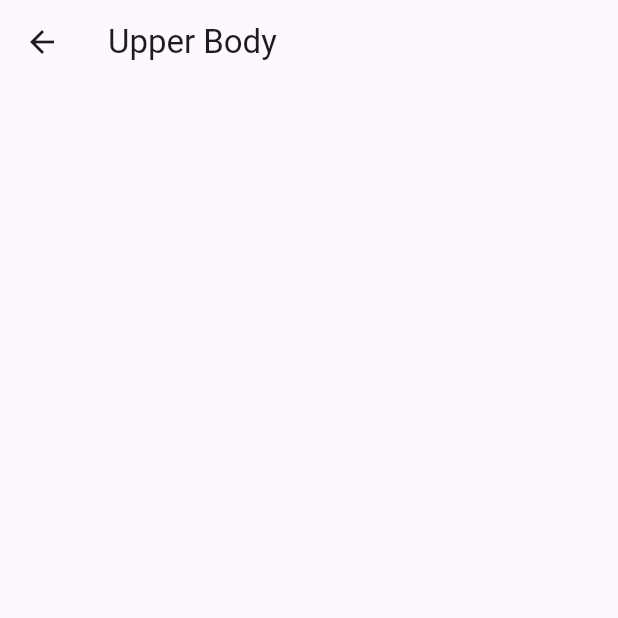
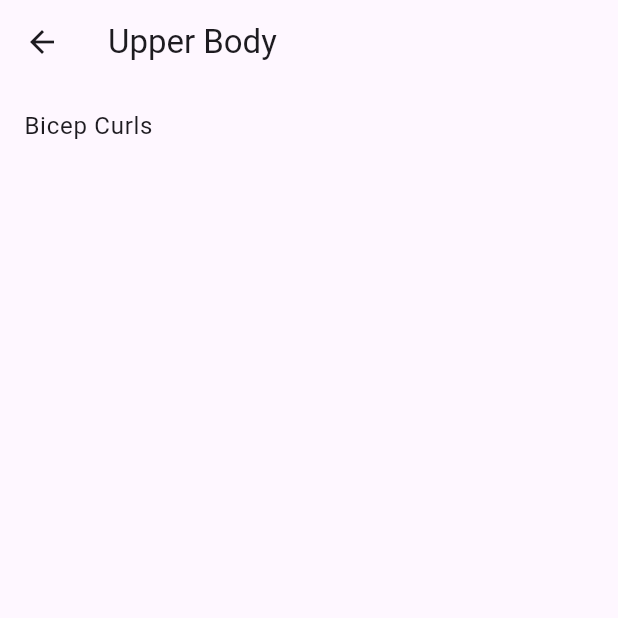
Before and after one commit to Rizz-33/FOSSA, a Flutter app: the screen it shows after launch, after a tap on the "arrow forward" icon, on a phone screen of 412 x 824 dp, the top half of it. Run offline on Flutter 3.47's test engine with Material 3 defaults, Android fonts, the phone set to English and light mode, and no system bars; our stand-ins replace google_fonts.

Commit message:
modify: workout page

```diff
--- a/lib/pages/workout_page.dart
+++ b/lib/pages/workout_page.dart
@@ -16,6 +16,12 @@ class _WorkoutPageState extends State<WorkoutPage> {
     return Consumer<WorkoutData>(
       builder: (context, value, child) => Scaffold(
       appBar: AppBar(title: Text(widget.workoutName),),
+      body: ListView.builder(
+        itemCount: value.numberOfExerciseInWorkout(widget.workoutName),
+        itemBuilder: (context, index) => ListTile(
+          title: Text(value.getRelevantWorkout(widget.workoutName).exercises[index].name),
+        )
+      ),
     ));
   }
 }
```
